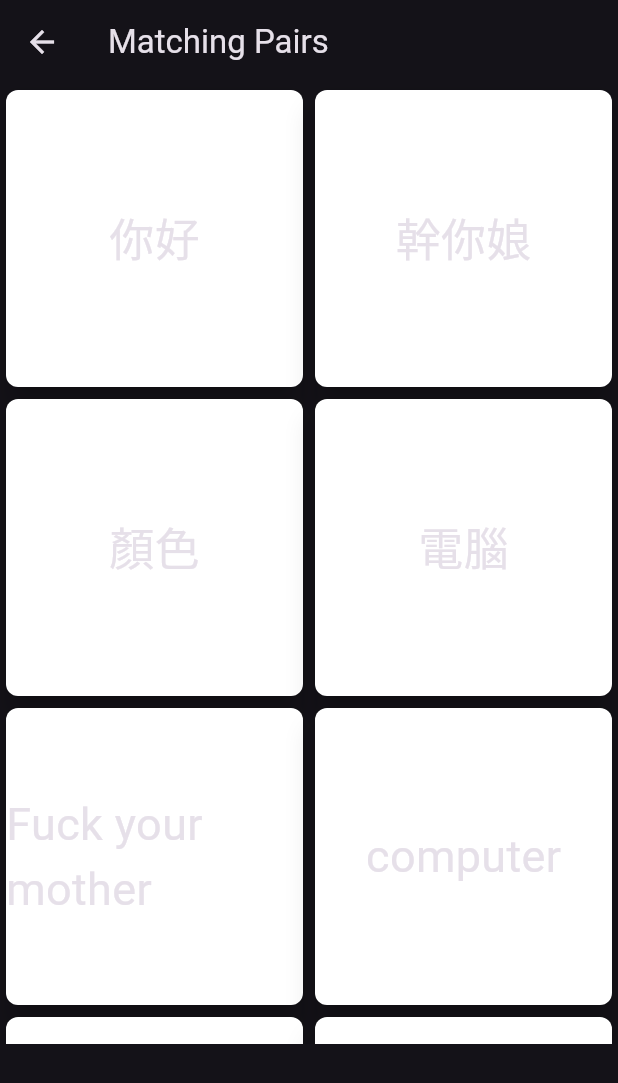
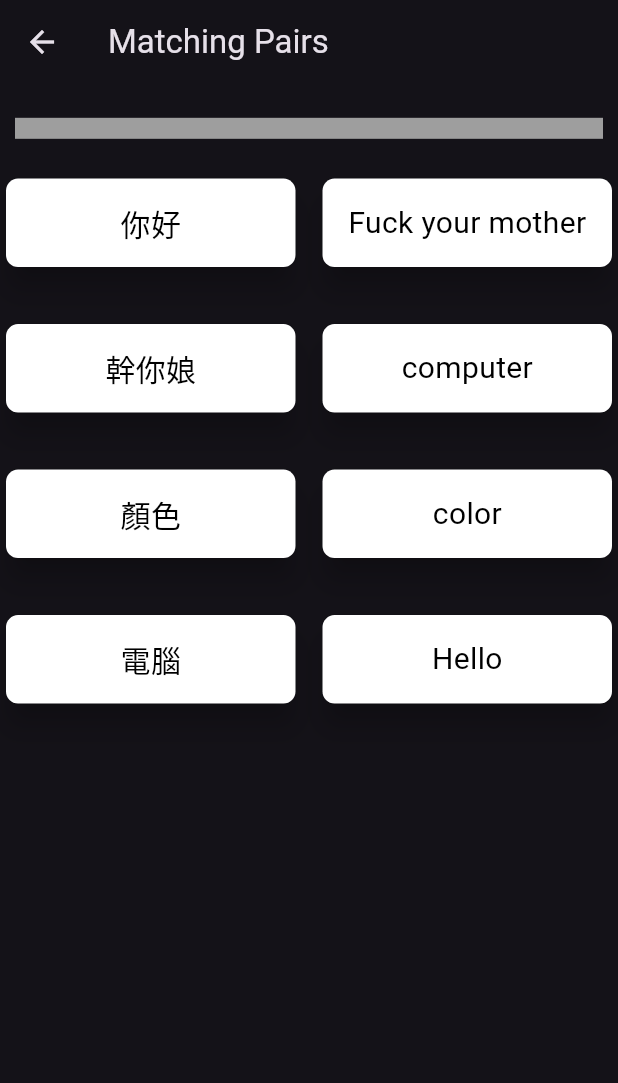
Before and after one commit to howardtsai0329/lexaglot-frontend, a Flutter app: the MatchingPairsView screen opened directly, on a phone screen of 412 x 824 dp. Shown: the top 1083 px of the screen. Run offline on Flutter 3.47's test engine with Material 3 defaults, Android fonts, the phone set to English and light mode, and no system bars; drawn by our look-alikes of percent_indicator; our stand-ins replace firebase_auth, firebase_core; accounts and stored records are empty.

Commit message:
matching-pair(progress-bar-uses-dependencies)

```diff
--- a/lib/excercises/matching_pairs/matching_pair_item.dart
+++ b/lib/excercises/matching_pairs/matching_pair_item.dart
@@ -1,6 +1,6 @@
 import 'package:flutter/material.dart';
 
-enum ItemState { answered, notAnswered, wrong, correct }
+enum ItemState { answered, notAnswered, wrong, correct, chosen }
 
 class MatchingPairItem {
   final String word;
@@ -23,6 +23,8 @@ class MatchingPairItem {
         return Colors.red;
       case ItemState.correct:
         return Colors.green;
+      case ItemState.chosen:
+        return Colors.lightGreen;
     }
   }
 }
--- a/lib/excercises/matching_pairs/matching_pairs_card.dart
+++ b/lib/excercises/matching_pairs/matching_pairs_card.dart
@@ -30,7 +30,7 @@ class MatchingPairsCard extends StatelessWidget {
         child: Center(
           child: Text(
             matchingPairItem.word,
-            style: const TextStyle(fontSize: 30),
+            style: const TextStyle(fontSize: 20, color: Colors.black),
           ),
         ),
       ),
--- a/lib/excercises/matching_pairs/the_matching_pairs_game.dart
+++ b/lib/excercises/matching_pairs/the_matching_pairs_game.dart
@@ -8,7 +8,7 @@ class TheMatchingPairsGame extends StatelessWidget {
   Widget build(BuildContext context) {
     return MaterialApp(
       home: const StartMenuView(),
-      title: 'lsdjhfsadljfh',
+      title: 'I have no idea what this page does',
       theme: ThemeData.dark(),
       debugShowCheckedModeBanner: false,
     );
--- a/lib/views/matching_pairs_view.dart
+++ b/lib/views/matching_pairs_view.dart
@@ -1,10 +1,13 @@
 import 'dart:async';
 
 import 'package:flutter/material.dart';
-import 'package:lexaglot/excercises/matching_pairs/matching_buttons.dart';
+
+import 'package:lexaglot/excercises/general/colored_button.dart.dart';
 import 'package:lexaglot/excercises/matching_pairs/matching_pairs_card.dart';
 import 'package:lexaglot/excercises/matching_pairs/matching_pairs_game.dart';
 import 'package:lexaglot/mock_inputs/mock_matching_pairs.dart';
+import 'package:lexaglot/views/translate_sentence_view.dart';
+import 'package:percent_indicator/linear_percent_indicator.dart';
 
 class MatchingPairsView extends StatefulWidget {
   const MatchingPairsView({super.key});
@@ -14,25 +17,39 @@ class MatchingPairsView extends StatefulWidget {
 }
 
 class _MatchingPairsViewState extends State<MatchingPairsView> {
-  MatchingPairsGame? game;
-  Timer? timer;
+  late MatchingPairsGame game;
+  late Timer timer;
+  late int total;
 
   @override
   void initState() {
     super.initState();
     game = MatchingPairsGame(mockMatchingPairsInput);
+    total = mockMatchingPairsInput.length;
     startTimer();
   }
 
   startTimer() {
     timer = Timer.periodic(const Duration(microseconds: 100), (t) {
       setState(() {});
+      if (game.isGameOver) {
+        timer.cancel();
+      }
     });
   }
 
+  @override
+  void dispose() {
+    timer.cancel();
+    super.dispose();
+  }
+
   void _resetGame() {
-    game!.resetGame();
-    setState(() {});
+    game.resetGame();
+    setState(() {
+      timer.cancel();
+      startTimer();
+    });
   }
 
   @override
@@ -45,31 +62,61 @@ class _MatchingPairsViewState extends State<MatchingPairsView> {
         child: Column(
           children: [
             Expanded(
-              flex: 5,
+              flex: 1,
+              child: LinearPercentIndicator(
+                lineHeight: 14.0,
+                percent: game.answered / total,
+                backgroundColor: Colors.grey,
+                progressColor: Colors.amberAccent[700],
+              ),
+            ),
+            Expanded(
+              flex: 10,
               child: GridView.count(
                 crossAxisCount: mockMatchingPairsInput.length ~/ 2,
-                children: List.generate(game!.matchingPairs.length, (index) {
+                childAspectRatio: 3,
+                mainAxisSpacing: 30,
+                crossAxisSpacing: 10,
+                children: List.generate(game.matchingPairs.length, (index) {
                   return MatchingPairsCard(
-                    matchingPairItem: game!.matchingPairs[index],
-                    onItemPressed: game!.onPairPressed,
+                    matchingPairItem: game.matchingPairs[index],
+                    onItemPressed: game.onPairPressed,
                     index: index,
                   );
                 }),
               ),
             ),
-            if (game!.isGameOver)
+            if (game.isGameOver)
               Expanded(
-                flex: 1,
-                child: MatchingButtons(
-                  title: 'Try Again',
-                  onPressed: () => _resetGame(),
+                flex: 2,
+                child: GridView.count(
+                  crossAxisCount: 1,
+                  childAspectRatio: 7,
+                  children: [
+                    ColoredButton(
+                      title: 'Play Again',
+                      onPressed: () => _resetGame(),
+                      backgroundColor: Colors.amberAccent[700],
+                      textColor: Colors.black,
+                    ),
+                    ColoredButton(
+                      title: 'Next Exercise',
+                      onPressed: () => Navigator.of(context).pushReplacement(
+                        MaterialPageRoute(builder: (BuildContext context) {
+                          return const TranslateSentenceView();
+                        }),
+                      ),
+                      backgroundColor: Colors.green,
+                      textColor: Colors.black,
+                    ),
+                  ],
                 ),
               )
             else
               const Expanded(
-                flex: 1,
+                flex: 2,
                 child: SizedBox(),
-              )
+              ),
           ],
         ),
       ),
--- a/pubspec.yaml
+++ b/pubspec.yaml
@@ -39,6 +39,7 @@ dependencies:
   firebase_auth: ^5.3.4
   cloud_firestore: ^5.5.1
   firebase_analytics: ^11.3.6
+  percent_indicator: ^4.2.4
 
 dev_dependencies:
   flutter_test:
```
Also changed, not shown: lib/excercises/general/colored_button.dart.dart (renamed from lib/excercises/matching_pairs/matching_buttons.dart, +14 -7 lines), lib/excercises/matching_pairs/matching_pairs_game.dart (+13 -5 lines), lib/main.dart (+51 -63 lines), lib/views/login_view.dart (+12 -4 lines), lib/views/start_menu_view.dart (+11 -5 lines), lib/views/translate_sentence_view.dart (added, +15 -0 lines), pubspec.lock.
